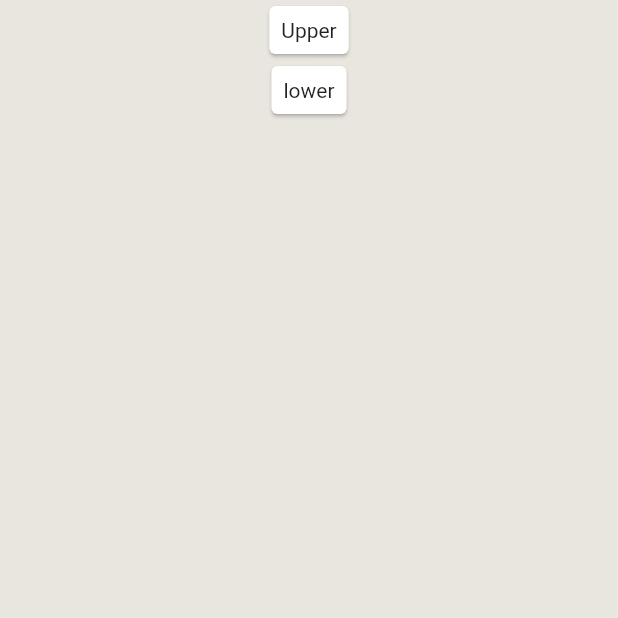
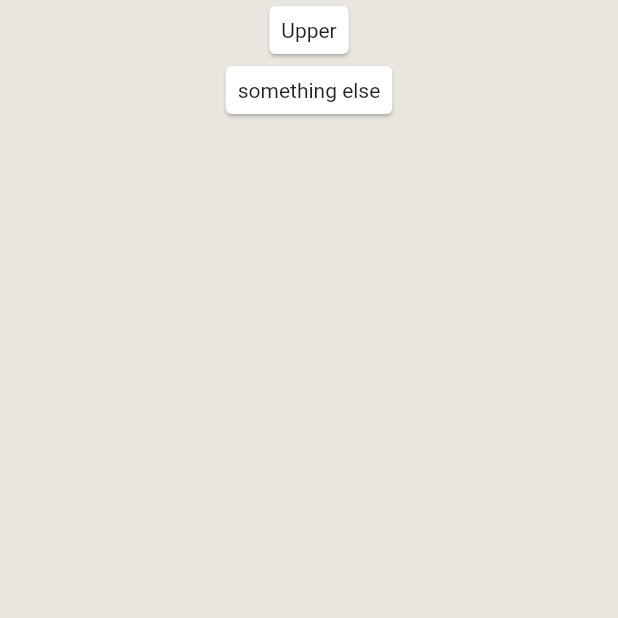
Before and after one commit to ERAUFitnessTracker/FitSage, a Flutter app: the WorkoutHome screen opened directly, on a phone screen of 412 x 824 dp, the top half of it. Run offline on Flutter 3.47's test engine with Material 2 defaults, Android fonts, the phone set to English and light mode, and no system bars; our stand-ins replace google_fonts, line_awesome_flutter, sqflite, table_calendar; accounts and stored records are empty.

Commit message:
changed some text

```diff
--- a/FitSage/ui_draft1/lib/workout.dart
+++ b/FitSage/ui_draft1/lib/workout.dart
@@ -61,7 +61,7 @@ class Lower extends StatelessWidget {
       child: const Card(
         child: Padding(
           padding: EdgeInsets.all(8.0),
-          child: Text("lower"),
+          child: Text("something else"),
         ),
       ),
     );
```
